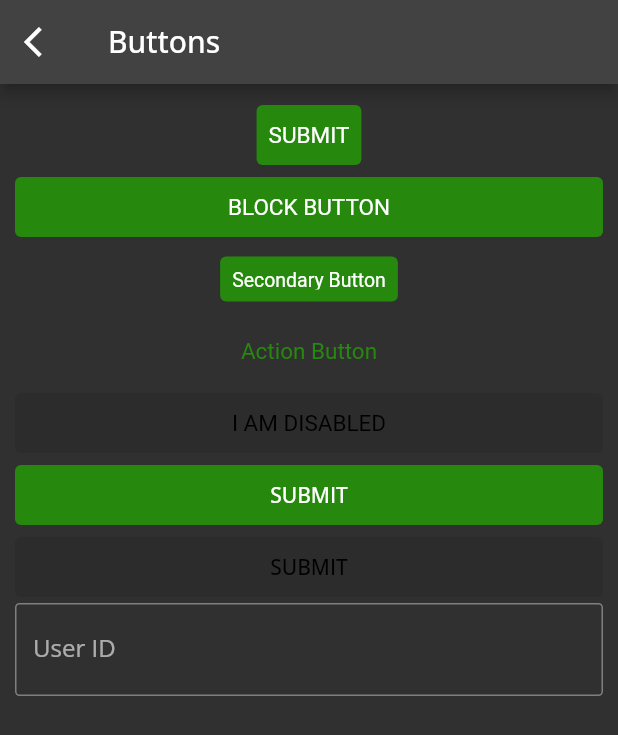
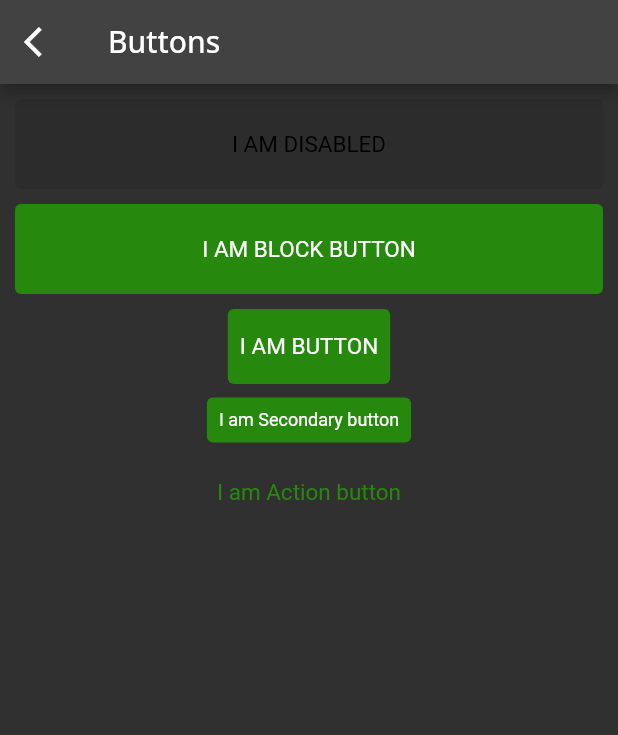
Before and after one commit to manoharramarao/flutter-theming, a Flutter app: the DButtons screen opened directly, on a phone screen of 412 x 824 dp. Shown: the top 735 px of the screen. Run offline on Flutter 3.47's test engine with Material 2 defaults, Android fonts, the phone set to English and light mode, and no system bars; our stand-ins replace google_fonts.

Commit message:
Changed button widgets for the theme created separate widget for different kinds of buttons

```diff
--- a/lib/d_theme/theme_data.dart
+++ b/lib/d_theme/theme_data.dart
@@ -4,41 +4,6 @@ import 'package:myapp/d_widgets/d_colors.dart';
 import 'package:myapp/screens/buttons.dart';
 
 class DTheme {
-  static const _appbarBottomBorderColor = 0xff424242;
-
-  /* static ThemeData get darkTheme {
-    // * not extending dart theme data because textTheme needs to be changed
-    return ThemeData(
-      // *Remove material effects
-      splashColor: Colors.transparent,
-      highlightColor: Colors.transparent,
-
-      // *Change fonts
-      textTheme: GoogleFonts.openSansTextTheme(
-        ThemeData.dark().textTheme,
-      ),
-
-      // !Overriding icon theme is not working
-      iconTheme: const IconThemeData(
-        color: Colors.green,
-      ),
-      scaffoldBackgroundColor: Colors.black,
-      buttonTheme: ThemeData.dark().buttonTheme.copyWith(
-            colorScheme: const ColorScheme.dark()
-                .copyWith(background: Colors.green, primary: Colors.green),
-          ),
-      appBarTheme: ThemeData.dark().appBarTheme.copyWith(
-            centerTitle: true,
-            backgroundColor: Colors.black,
-            shape: const Border(
-              bottom: BorderSide(
-                color: Color(_appbarBottomBorderColor),
-              ),
-            ),
-          ),
-    );
-  } */
-
   static ThemeData get darkTheme {
     return ThemeData.dark().copyWith(
         textTheme: GoogleFonts.openSansTextTheme(
--- a/lib/d_widgets/d_button.dart
+++ /dev/null
@@ -1,95 +0,0 @@
-import 'package:flutter/material.dart';
-import 'package:myapp/d_widgets/d_colors.dart';
-
-class DTextButton extends StatelessWidget {
-  final VoidCallback? onPressed;
-  final String text;
-  final bool block;
-  final String type;
-
-  const DTextButton(
-      {Key? key,
-      required this.onPressed,
-      required this.text,
-      this.type = "",
-      this.block = false})
-      : super(key: key);
-
-  @override
-  Widget build(BuildContext context) {
-    return TextButton(
-      onPressed: onPressed,
-      child: Text(_buttonText),
-      // style: flatButtonStyle,
-      style: ButtonStyle(
-        // splashFactory: NoSplash.splashFactory,
-        backgroundColor: MaterialStateProperty.resolveWith(
-            (states) => _getBackgroundColor(states)),
-        foregroundColor: MaterialStateProperty.resolveWith(
-            (states) => _getForegroundColor(states)),
-        textStyle: MaterialStateProperty.all(
-          TextStyle(fontSize: _textFontSize),
-        ),
-        // maximumSize: _getSize(),
-        minimumSize: MaterialStateProperty.all(const Size(0, 0)),
-        fixedSize: _getSize(context),
-        // fixedSize: MaterialStateProperty.all(
-        //   const Size.fromHeight(40),
-        // ),
-      ),
-    );
-  }
-
-  MaterialStateProperty<Size> _getSize(BuildContext context) {
-    if (block) {
-      // * secondary button can't have full width
-      return MaterialStateProperty.all(
-        Size(MediaQuery.of(context).size.width, _buttonHeight),
-      );
-    } else {
-      return MaterialStateProperty.all(
-        Size.fromHeight(_buttonHeight),
-      );
-    }
-  }
-
-  Color _getForegroundColor(Set<MaterialState> states) {
-    if (states.contains(MaterialState.disabled)) {
-      return Colors.black;
-    }
-    if (states.contains(MaterialState.pressed)) {
-      return "action" == type ? DColors.primaryColor : Colors.white;
-    }
-    return type == "action" ? DColors.primaryColor : Colors.white;
-  }
-
-  Color _getBackgroundColor(Set<MaterialState> states) {
-    if (states.contains(MaterialState.pressed)) {
-      return Colors.transparent;
-    } else if (states.contains(MaterialState.disabled)) {
-      return DColors.disabledButtonColor;
-    }
-    return type == "action" ? Colors.transparent : DColors.primaryColor;
-  }
-
-  double get _textFontSize {
-    if ("secondary" == type) {
-      return 13.0;
-    }
-    return 15.0;
-  }
-
-  String get _buttonText {
-    if ("secondary" == type || "action" == type) {
-      return text;
-    }
-    return text.toUpperCase();
-  }
-
-  double get _buttonHeight {
-    if ("secondary" == type) {
-      return 30.0;
-    }
-    return 40.0;
-  }
-}
--- /dev/null
+++ b/lib/d_widgets/d_buttons.dart
@@ -0,0 +1,110 @@
+import 'package:flutter/material.dart';
+import 'package:myapp/d_widgets/d_colors.dart';
+
+class DTextButton extends StatelessWidget {
+  final String text;
+  final VoidCallback? onPressed;
+
+  const DTextButton({
+    Key? key,
+    required this.text,
+    required this.onPressed,
+  }) : super(key: key);
+
+  @override
+  Widget build(BuildContext context) {
+    return TextButton(
+      onPressed: onPressed,
+      child: Text(text.toUpperCase()),
+      style: ButtonStyle(
+        minimumSize: MaterialStateProperty.all(const Size(0, 0)),
+        fixedSize: MaterialStateProperty.all(
+          const Size.fromHeight(50.0),
+        ),
+        textStyle: MaterialStateProperty.all(
+          const TextStyle(fontSize: 15.0),
+        ),
+      ),
+    );
+  }
+}
+
+class DTextBlockButton extends StatelessWidget {
+  final String text;
+  final VoidCallback? onPressed;
+
+  const DTextBlockButton({
+    Key? key,
+    required this.text,
+    required this.onPressed,
+  }) : super(key: key);
+
+  @override
+  Widget build(BuildContext context) {
+    return TextButton(
+      onPressed: onPressed,
+      child: Text(text.toUpperCase()),
+      style: ButtonStyle(
+        minimumSize: MaterialStateProperty.all(
+          const Size.fromHeight(60),
+        ),
+        textStyle: MaterialStateProperty.all(
+          const TextStyle(fontSize: 15.0),
+        ),
+      ),
+    );
+  }
+}
+
+class DTextSecondaryButton extends StatelessWidget {
+  final String text;
+  final VoidCallback? onPressed;
+
+  const DTextSecondaryButton({
+    Key? key,
+    required this.text,
+    required this.onPressed,
+  }) : super(key: key);
+
+  @override
+  Widget build(BuildContext context) {
+    return TextButton(
+        onPressed: onPressed,
+        child: Text(text),
+        style: ButtonStyle(
+          minimumSize: MaterialStateProperty.all(const Size(0, 0)),
+          fixedSize: MaterialStateProperty.all(
+            const Size.fromHeight(30.0),
+          ),
+          textStyle: MaterialStateProperty.all(
+            const TextStyle(fontSize: 12.0),
+          ),
+        ));
+  }
+}
+
+class DTextActionButton extends StatelessWidget {
+  final String text;
+  final VoidCallback? onPressed;
+
+  const DTextActionButton({
+    Key? key,
+    required this.text,
+    required this.onPressed,
+  }) : super(key: key);
+
+  @override
+  Widget build(BuildContext context) {
+    return TextButton(
+        onPressed: onPressed,
+        child: Text(text),
+        style: ButtonStyle(
+          backgroundColor: MaterialStateProperty.all(Colors.transparent),
+          foregroundColor: MaterialStateProperty.all(DColors.primaryColor),
+          minimumSize: MaterialStateProperty.all(const Size(0, 0)),
+          textStyle: MaterialStateProperty.all(
+            const TextStyle(fontSize: 15.0),
+          ),
+        ));
+  }
+}
--- a/lib/main.dart
+++ b/lib/main.dart
@@ -6,7 +6,7 @@ import 'package:myapp/d_theme/theme_data.dart';
 import 'package:myapp/screens/buttons.dart';
 import 'package:myapp/screens/typography.dart';
 import 'package:myapp/d_widgets/appbar.dart';
-import 'package:myapp/d_widgets/d_button.dart';
+import 'package:myapp/d_widgets/d_buttons.dart';
 import 'package:myapp/d_widgets/text_widgets.dart';
 
 void main() {
--- a/lib/screens/buttons.dart
+++ b/lib/screens/buttons.dart
@@ -1,5 +1,5 @@
 import 'package:flutter/material.dart';
-import 'package:myapp/d_widgets/d_button.dart';
+import 'package:myapp/d_widgets/d_buttons.dart';
 import 'package:myapp/d_widgets/leading_icon.dart';
 
 class DButtons extends StatelessWidget {
@@ -16,50 +16,29 @@ class DButtons extends StatelessWidget {
         padding: const EdgeInsets.all(10.0),
         child: Column(
           children: [
+            const DTextBlockButton(
+              onPressed: null,
+              text: "I am disabled",
+            ),
+            const SizedBox(height: 10),
+            DTextBlockButton(
+              onPressed: () {},
+              text: "I am block button",
+            ),
+            const SizedBox(height: 10),
             DTextButton(
               onPressed: () {},
-              text: "submit",
-              block: false,
+              text: "I am Button",
             ),
-            DTextButton(
+            DTextSecondaryButton(
               onPressed: () {},
-              text: "block button",
-              block: true,
+              text: "I am Secondary button",
             ),
-            DTextButton(
+            DTextActionButton(
               onPressed: () {},
-              text: "Secondary Button",
-              type: "secondary",
+              text: "I am Action button",
             ),
-            DTextButton(
-              onPressed: () {},
-              text: "Action Button",
-              type: "action",
-            ),
-            const DTextButton(
-              onPressed: null,
-              text: "I am disabled",
-              block: true,
-            ),
-            TextButton(
-              onPressed: () {},
-              child: const Text("SUBMIT"),
-              style: ButtonStyle(
-                minimumSize: MaterialStateProperty.all(
-                  const Size.fromHeight(40),
-                ),
-              ),
-            ),
-            TextButton(
-              onPressed: null,
-              child: const Text("SUBMIT"),
-              style: ButtonStyle(
-                minimumSize: MaterialStateProperty.all(
-                  const Size.fromHeight(40),
-                ),
-              ),
-            ),
-            TextFormField(
+            /* TextFormField(
               decoration: const InputDecoration(
                 border: OutlineInputBorder(
                   borderRadius: BorderRadius.all(Radius.circular(3.0)),
@@ -67,7 +46,7 @@ class DButtons extends StatelessWidget {
                 hintText: "mramarao@deloitte.com",
                 labelText: "User ID",
               ),
-            ),
+            ), */
           ],
         ),
       ),
```
